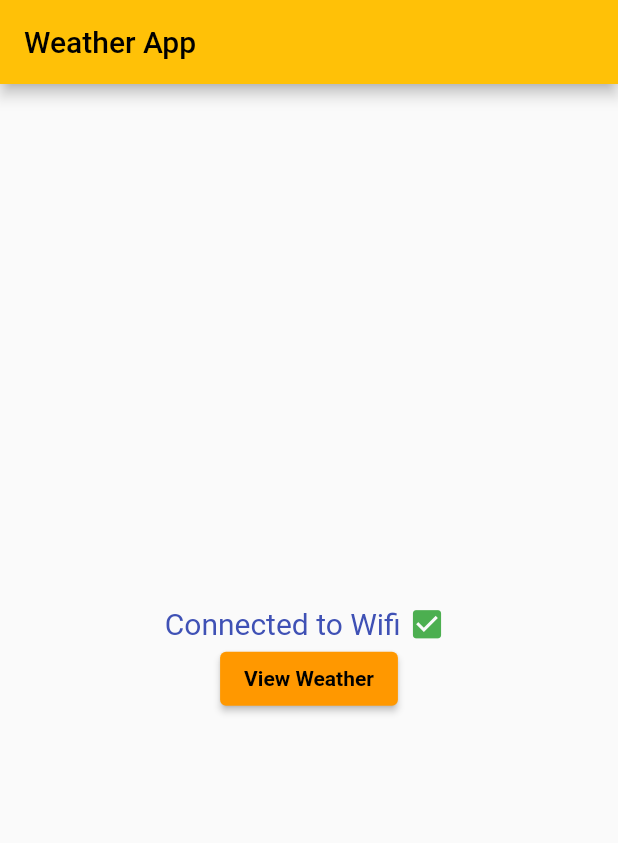
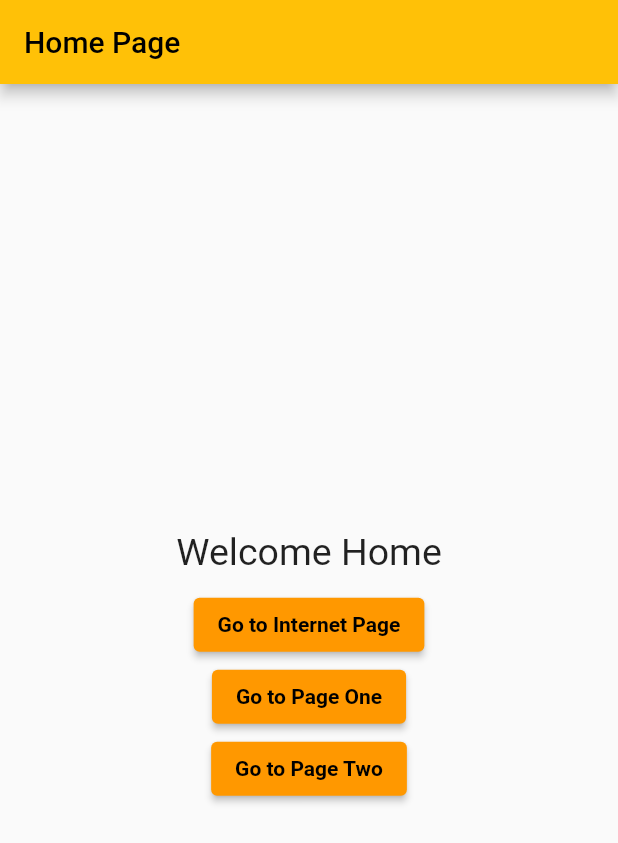
Before and after one commit to kumar-kylas/weather-app, a Flutter app: the screen it shows after launch, on a phone screen of 412 x 824 dp. Shown: the top 843 px of the screen. Run offline on Flutter 3.47's test engine with Material 2 defaults, Android fonts, the phone set to English and light mode, and no system bars; our stand-ins replace connectivity_plus, flutter_bloc, flutter_dotenv; missing offline and left inert: quick_actions; Roboto replaces fonts that are missing (Code New Roman NF).

```diff
--- /dev/null
+++ b/lib/pages/home_page.dart
@@ -0,0 +1,108 @@
+import 'package:flutter/material.dart';
+import 'package:quick_actions/quick_actions.dart';
+
+class MyHomePage extends StatefulWidget {
+  const MyHomePage({Key? key}) : super(key: key);
+
+  @override
+  State<MyHomePage> createState() => _MyHomePageState();
+}
+
+class _MyHomePageState extends State<MyHomePage> {
+  String initialRoute = '/';
+  ButtonStyle buttonStyle = const ButtonStyle(
+    backgroundColor: MaterialStatePropertyAll(Colors.orange),
+    textStyle: MaterialStatePropertyAll(
+      TextStyle(color: Colors.black, fontWeight: FontWeight.bold),
+    ),
+  );
+
+  @override
+  void initState() {
+    super.initState();
+
+    const QuickActions quickActions = QuickActions();
+    quickActions.initialize((String pageRoute) {
+      setState(() {
+        initialRoute = pageRoute;
+      });
+    });
+
+    quickActions.setShortcutItems(
+      <ShortcutItem>[
+        const ShortcutItem(
+          type: '/',
+          localizedTitle: 'Home Page',
+          // icon: 'ic_launcher',
+        ),
+        const ShortcutItem(
+          type: '/internet',
+          localizedTitle: 'Internet Page',
+          // icon: 'ic_launcher',
+        ),
+        const ShortcutItem(
+          type: '/page-one',
+          localizedTitle: 'Page One',
+          // icon: 'AppIcon',
+        ),
+        const ShortcutItem(
+          type: '/page-two',
+          localizedTitle: 'Page Two',
+          // icon: 'ic_launcher',
+        ),
+      ],
+    ).then((void _) {
+      if (initialRoute != '/') {
+        Navigator.of(context).pushNamed(initialRoute);
+      }
+    });
+  }
+
+  @override
+  Widget build(BuildContext context) {
+    return Scaffold(
+      appBar: AppBar(
+        title: const Text('Home Page'),
+      ),
+      body: Center(
+        child: Padding(
+          padding: const EdgeInsets.all(20),
+          child: Column(
+            mainAxisAlignment: MainAxisAlignment.center,
+            crossAxisAlignment: CrossAxisAlignment.center,
+            children: [
+              const Padding(
+                padding: EdgeInsets.all(10),
+                child: Text(
+                  'Welcome Home',
+                  style: TextStyle(fontSize: 25),
+                ),
+              ),
+              ElevatedButton(
+                onPressed: () {
+                  Navigator.of(context).pushNamed('/internet');
+                },
+                style: buttonStyle,
+                child: const Text('Go to Internet Page'),
+              ),
+              ElevatedButton(
+                onPressed: () {
+                  Navigator.of(context).pushNamed('/page-one');
+                },
+                style: buttonStyle,
+                child: const Text('Go to Page One'),
+              ),
+              ElevatedButton(
+                onPressed: () {
+                  Navigator.of(context).pushNamed('/page-two');
+                },
+                style: buttonStyle,
+                child: const Text('Go to Page Two'),
+              ),
+            ],
+          ),
+        ),
+      ),
+    );
+  }
+}
--- /dev/null
+++ b/lib/pages/page_one.dart
@@ -0,0 +1,13 @@
+import 'package:flutter/material.dart';
+
+class PageOne extends StatelessWidget {
+  const PageOne({Key? key}) : super(key: key);
+
+  @override
+  Widget build(BuildContext context) {
+    return Scaffold(
+      appBar: AppBar(title: const Text('Page One')),
+      body: const Center(child: Text('This is Page One')),
+    );
+  }
+}
--- /dev/null
+++ b/lib/pages/page_two.dart
@@ -0,0 +1,13 @@
+import 'package:flutter/material.dart';
+
+class PageTwo extends StatelessWidget {
+  const PageTwo({Key? key}) : super(key: key);
+
+  @override
+  Widget build(BuildContext context) {
+    return Scaffold(
+      appBar: AppBar(title: const Text('Page Two')),
+      body: const Center(child: Text('This is Page Two')),
+    );
+  }
+}
--- a/lib/route_generator.dart
+++ b/lib/route_generator.dart
@@ -1,5 +1,8 @@
 import 'package:flutter/material.dart';
+import 'package:weather_app/pages/home_page.dart';
 import 'package:weather_app/pages/internet_page.dart';
+import 'package:weather_app/pages/page_one.dart';
+import 'package:weather_app/pages/page_two.dart';
 import 'package:weather_app/pages/weather_page.dart';
 
 class RouteGenerator {
@@ -8,6 +11,21 @@ class RouteGenerator {
 
     switch (settings.name) {
       case '/':
+        return MaterialPageRoute(
+          builder: (_) => const MyHomePage(),
+        );
+
+      case '/page-one':
+        return MaterialPageRoute(
+          builder: (_) => const PageOne(),
+        );
+
+      case '/page-two':
+        return MaterialPageRoute(
+          builder: (_) => const PageTwo(),
+        );
+
+      case '/internet':
         return MaterialPageRoute(
           builder: (_) => const InternetPage(),
         );
```
Also changed, not shown: pubspec.yaml (+11 -3 lines).
